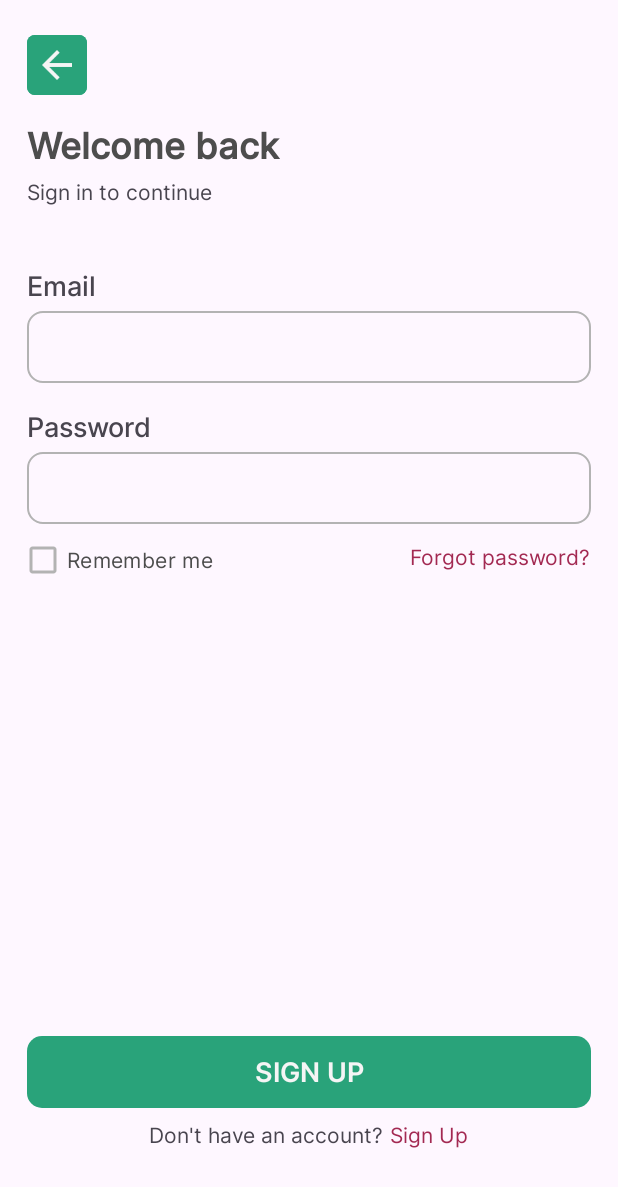
After one commit to Lanzkuy/mental-health-app, an Android app: the fragment SignInFragment shown on its own in the app's theme, on a phone screen of 412 x 824 dp. The commit adds this screen. Shown: the top 1187 px of the screen. Run offline under Robolectric (Android 15) with nearby library versions, the light colour scheme and no system bars.

Commit message:
add signin page

```diff
--- /dev/null
+++ b/app/src/main/java/com/example/mental_health_app/presentation/SignInFragment.kt
@@ -0,0 +1,16 @@
+package com.example.mental_health_app.presentation
+
+import android.os.Bundle
+import androidx.fragment.app.Fragment
+import android.view.LayoutInflater
+import android.view.View
+import android.view.ViewGroup
+import com.example.mental_health_app.R
+class SignInFragment : Fragment() {
+    override fun onCreateView(
+        inflater: LayoutInflater, container: ViewGroup?,
+        savedInstanceState: Bundle?
+    ): View? {
+        return inflater.inflate(R.layout.fragment_sign_in, container, false)
+    }
+}
--- /dev/null
+++ b/app/src/main/res/drawable/button.xml
@@ -0,0 +1,6 @@
+<?xml version="1.0" encoding="utf-8"?>
+<shape xmlns:android="http://schemas.android.com/apk/res/android"
+    android:padding="16dp"
+    android:shape="rectangle">
+    <corners android:radius="10dp" />
+</shape>
--- /dev/null
+++ b/app/src/main/res/drawable/edit_text.xml
@@ -0,0 +1,9 @@
+<?xml version="1.0" encoding="utf-8"?>
+<shape xmlns:android="http://schemas.android.com/apk/res/android"
+    android:padding="16dp"
+    android:shape="rectangle">
+    <stroke
+        android:width="1dp"
+        android:color="@color/neutral_50" />
+    <corners android:radius="10dp" />
+</shape>
--- /dev/null
+++ b/app/src/main/res/layout/fragment_sign_in.xml
@@ -0,0 +1,175 @@
+<?xml version="1.0" encoding="utf-8"?>
+<androidx.constraintlayout.widget.ConstraintLayout xmlns:android="http://schemas.android.com/apk/res/android"
+    xmlns:app="http://schemas.android.com/apk/res-auto"
+    xmlns:tools="http://schemas.android.com/tools"
+    android:layout_width="match_parent"
+    android:layout_height="match_parent"
+    tools:context=".presentation.SignInFragment">
+
+    <Button
+        android:id="@+id/btnBack"
+        style="@style/Widget.MentalHealthApp.Button.IconButton"
+        android:layout_width="40dp"
+        android:layout_height="40dp"
+        android:layout_marginStart="18dp"
+        android:backgroundTint="@color/primary_50"
+        android:contentDescription="@string/back"
+        app:icon="@drawable/ic_arrow_left"
+        app:layout_constraintBottom_toBottomOf="parent"
+        app:layout_constraintStart_toStartOf="parent"
+        app:layout_constraintTop_toTopOf="parent"
+        app:layout_constraintVertical_bias="0.03"
+        tools:ignore="TouchTargetSizeCheck" />
+
+    <TextView
+        android:id="@+id/tvWelcome"
+        android:layout_width="wrap_content"
+        android:layout_height="wrap_content"
+        android:layout_marginTop="16dp"
+        android:text="@string/welcome_back"
+        android:textColor="@color/neutral_90"
+        android:textSize="24sp"
+        android:textStyle="bold"
+        app:fontFamily="@font/inter_medium"
+        app:layout_constraintStart_toStartOf="@id/btnBack"
+        app:layout_constraintTop_toBottomOf="@id/btnBack" />
+
+    <TextView
+        android:id="@+id/tvWelcomeDesc"
+        android:layout_width="wrap_content"
+        android:layout_height="wrap_content"
+        android:layout_marginTop="4dp"
+        android:text="@string/welcome_desc"
+        android:textSize="14sp"
+        app:layout_constraintStart_toStartOf="@id/tvWelcome"
+        app:layout_constraintTop_toBottomOf="@id/tvWelcome" />
+
+    <TextView
+        android:id="@+id/tvEmail"
+        android:layout_width="wrap_content"
+        android:layout_height="wrap_content"
+        android:labelFor="@id/etEmail"
+        android:text="@string/email"
+        android:textSize="18sp"
+        app:fontFamily="@font/inter_medium"
+        app:layout_constraintBottom_toBottomOf="parent"
+        app:layout_constraintStart_toStartOf="@+id/tvWelcomeDesc"
+        app:layout_constraintTop_toBottomOf="@+id/tvWelcomeDesc"
+        app:layout_constraintVertical_bias="0.06" />
+
+    <EditText
+        android:id="@+id/etEmail"
+        android:layout_width="match_parent"
+        android:layout_height="wrap_content"
+        android:layout_marginHorizontal="18dp"
+        android:layout_marginTop="4dp"
+        android:background="@drawable/edit_text"
+        android:importantForAutofill="no"
+        android:inputType="textEmailAddress"
+        android:minHeight="48dp"
+        android:padding="10dp"
+        android:textSize="16sp"
+        app:layout_constraintTop_toBottomOf="@id/tvEmail"
+        tools:ignore="VisualLintTextFieldSize"
+        tools:layout_editor_absoluteX="18dp" />
+
+    <TextView
+        android:id="@+id/tvPassword"
+        android:layout_width="wrap_content"
+        android:layout_height="wrap_content"
+        android:layout_marginTop="16dp"
+        android:labelFor="@id/etPassword"
+        android:text="@string/password"
+        android:textSize="18sp"
+        app:fontFamily="@font/inter_medium"
+        app:layout_constraintStart_toStartOf="@+id/tvEmail"
+        app:layout_constraintTop_toBottomOf="@+id/etEmail" />
+
+    <EditText
+        android:id="@+id/etPassword"
+        android:layout_width="match_parent"
+        android:layout_height="wrap_content"
+        android:layout_marginHorizontal="18dp"
+        android:layout_marginTop="4dp"
+        android:background="@drawable/edit_text"
+        android:importantForAutofill="no"
+        android:inputType="textPassword"
+        android:minHeight="48dp"
+        android:padding="10dp"
+        android:textSize="16sp"
+        app:layout_constraintTop_toBottomOf="@id/tvPassword"
+        tools:ignore="VisualLintTextFieldSize"
+        tools:layout_editor_absoluteX="18dp" />
+
+    <CheckBox
+        android:id="@+id/cbRememberMe"
+        android:layout_width="wrap_content"
+        android:layout_height="wrap_content"
+        android:layout_marginStart="-5dp"
+        android:buttonTint="@color/neutral_50"
+        android:text="@string/remember_me"
+        android:textColor="@color/neutral_90"
+        android:textSize="14sp"
+        app:layout_constraintStart_toStartOf="@+id/etPassword"
+        app:layout_constraintTop_toBottomOf="@id/etPassword" />
+
+    <TextView
+        android:id="@+id/tvForgotPassword"
+        android:layout_width="wrap_content"
+        android:layout_height="wrap_content"
+        android:layout_marginTop="12dp"
+        android:text="@string/forgot_password"
+        android:textColor="@color/secondary_50"
+        android:textSize="14sp"
+        app:layout_constraintEnd_toEndOf="@id/etPassword"
+        app:layout_constraintTop_toBottomOf="@id/etPassword" />
+
+    <androidx.appcompat.widget.AppCompatButton
+        android:id="@+id/btnSignUp"
+        android:layout_width="match_parent"
+        android:layout_height="wrap_content"
+        android:layout_marginHorizontal="18dp"
+        android:background="@drawable/button"
+        android:backgroundTint="@color/primary_50"
+        android:text="@string/signup"
+        android:textColor="@color/white"
+        android:textSize="18sp"
+        app:fontFamily="@font/inter_semibold"
+        app:layout_constraintBottom_toBottomOf="parent"
+        app:layout_constraintTop_toBottomOf="@+id/etPassword"
+        app:layout_constraintVertical_bias="0.80"
+        tools:ignore="TextContrastCheck,VisualLintButtonSize"
+        tools:layout_editor_absoluteX="18dp" />
+
+    <LinearLayout
+        android:layout_width="match_parent"
+        android:layout_height="wrap_content"
+        android:layout_marginHorizontal="18dp"
+        android:layout_marginTop="8dp"
+        android:gravity="center"
+        android:orientation="horizontal"
+        app:layout_constraintTop_toBottomOf="@id/btnSignUp"
+        tools:layout_editor_absoluteX="18dp">
+
+        <TextView
+            android:layout_width="wrap_content"
+            android:layout_height="wrap_content"
+            android:layout_marginEnd="4dp"
+            android:text="@string/dont_have_an_account"
+            android:textSize="14sp"
+            app:layout_constraintEnd_toEndOf="@id/etPassword"
+            app:layout_constraintTop_toBottomOf="@id/etPassword" />
+
+        <TextView
+            android:id="@+id/tvSignUp"
+            android:layout_width="wrap_content"
+            android:layout_height="wrap_content"
+            android:text="@string/signup"
+            android:textColor="@color/secondary_50"
+            android:textSize="14sp"
+            app:layout_constraintEnd_toEndOf="@id/etPassword"
+            app:layout_constraintTop_toBottomOf="@id/etPassword" />
+
+    </LinearLayout>
+
+</androidx.constraintlayout.widget.ConstraintLayout>
--- a/app/src/main/res/values/strings.xml
+++ b/app/src/main/res/values/strings.xml
@@ -1,3 +1,14 @@
 <resources>
     <string name="app_name">Mental Health App</string>
+    <string name="get_started_description">Begin your journey to better mental health \nwith Mental Health App.</string>
+    <string name="signin">Sign In</string>
+    <string name="signup">Sign Up</string>
+    <string name="welcome_back">Welcome back</string>
+    <string name="back">Back</string>
+    <string name="welcome_desc">Sign in to continue</string>
+    <string name="email">Email</string>
+    <string name="password">Password</string>
+    <string name="remember_me">Remember me</string>
+    <string name="forgot_password">Forgot password?</string>
+    <string name="dont_have_an_account">Don\'t have an account?</string>
 </resources>
--- a/app/src/main/res/values/themes.xml
+++ b/app/src/main/res/values/themes.xml
@@ -1,10 +1,31 @@
 <resources>
     <!-- Base application theme. -->
     <style name="Base.Theme.MentalHealthApp" parent="Theme.Material3.DayNight.NoActionBar">
-        <!-- Customize your dark theme here. -->
-        <!-- <item name="colorPrimary">@color/my_dark_primary</item> -->
+        <item name="colorPrimary">@color/primary_50</item>
+        <item name="colorPrimaryDark">@color/primary_70</item>
+        <item name="colorOnPrimary">@color/white</item>
+        <item name="colorAccent">@color/black</item>
+
         <item name="fontFamily">@font/inter_family</item>
     </style>
 
     <style name="Theme.MentalHealthApp" parent="Base.Theme.MentalHealthApp" />
+
+    <style name="Widget.MentalHealthApp.Button.IconButton" parent="Widget.Material3.Button.IconButton">
+        <item name="shapeAppearance">@style/ShapeAppearance.MentalHealthApp.Shape.Corner</item>
+        <item name="android:insetTop">0dp</item>
+        <item name="android:insetBottom">0dp</item>
+        <item name="android:insetLeft">0dp</item>
+        <item name="android:insetRight">0dp</item>
+        <item name="iconPadding">0dp</item>
+        <item name="iconTint">@color/white</item>
+        <item name="iconGravity">textStart</item>
+        <item name="minWidth">48dp</item>
+        <item name="minHeight">48dp</item>
+    </style>
+
+    <style name="ShapeAppearance.MentalHealthApp.Shape.Corner" parent="Widget.Material3.Button.IconButton">
+        <item name="cornerFamily">rounded</item>
+        <item name="cornerSize">5dp</item>
+    </style>
 </resources>
```
Also changed, not shown: app/src/main/res/drawable/ic_arrow_left.png (added).
